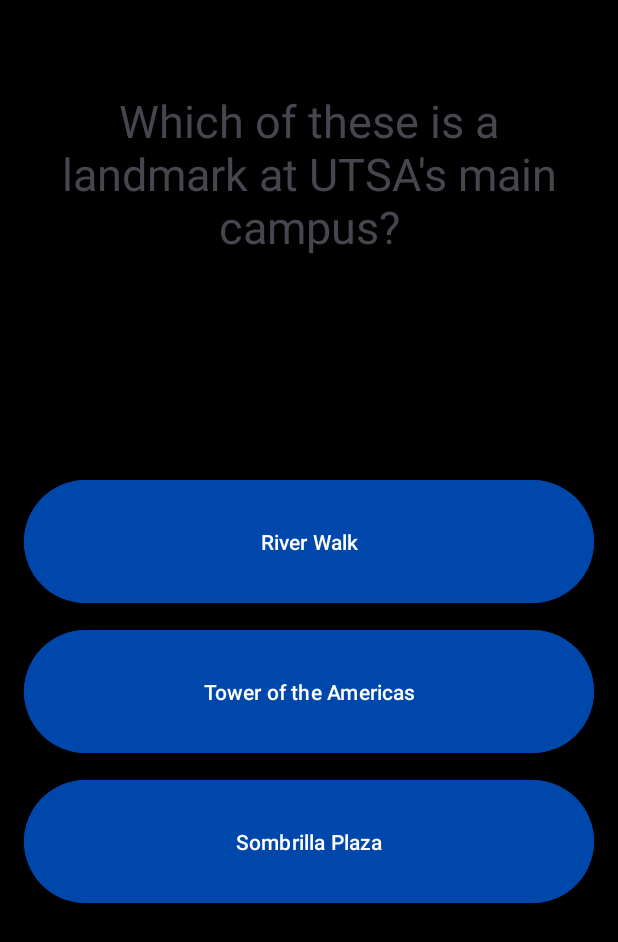
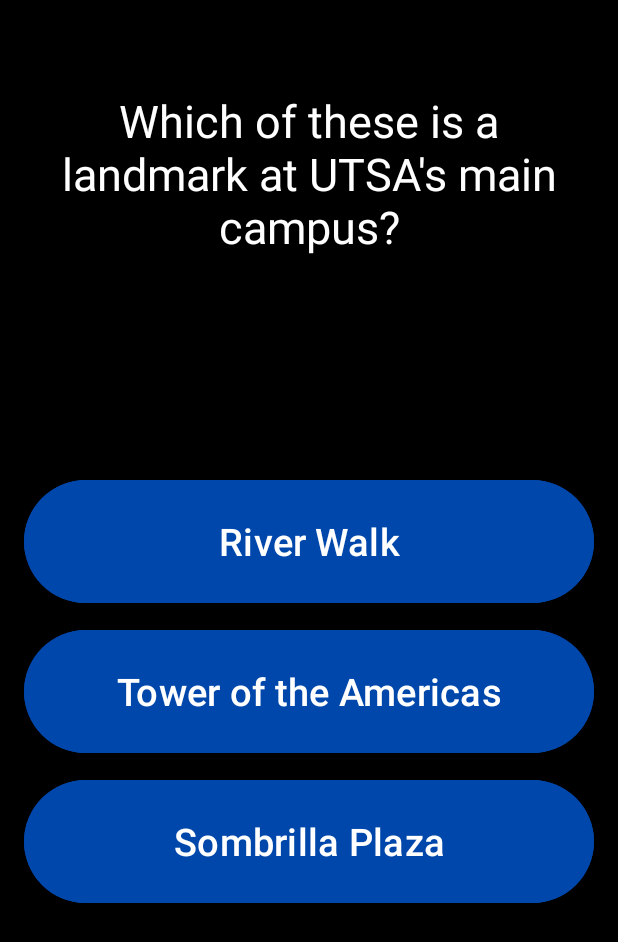
Before and after one commit to miyakibanas/Strive, an Android app: the QuestionActivity screen opened directly, with no data from a screen before it, on a phone screen of 412 x 824 dp. Shown: the top 942 px of the screen. Run offline under Robolectric (Android 15) with nearby library versions, the phone set to English and light mode, and no system bars; Roboto replaces fonts that are not available here.

Commit message:
Fixing text color

```diff
--- a/app/src/main/res/layout/activity_question.xml
+++ b/app/src/main/res/layout/activity_question.xml
@@ -11,6 +11,7 @@
         android:layout_height="200dp"
         android:gravity="center"
         android:textSize="30sp"
+        android:textColor="@color/white"
         android:text="TextView" />
 
     <Button
@@ -20,6 +21,7 @@
         android:layout_centerHorizontal="true"
         android:layout_marginTop="300dp"
         android:backgroundTint="@color/blue"
+        android:textSize="25sp"
         android:text="Button one" />
 
     <Button
@@ -29,6 +31,7 @@
         android:layout_marginTop="400dp"
         android:layout_centerHorizontal="true"
         android:backgroundTint="@color/blue"
+        android:textSize="25sp"
         android:text="Button two" />
 
     <Button
@@ -38,5 +41,6 @@
         android:layout_marginTop="500dp"
         android:layout_centerHorizontal="true"
         android:backgroundTint="@color/blue"
+        android:textSize="25sp"
         android:text="Button three" />
 </RelativeLayout>
```
